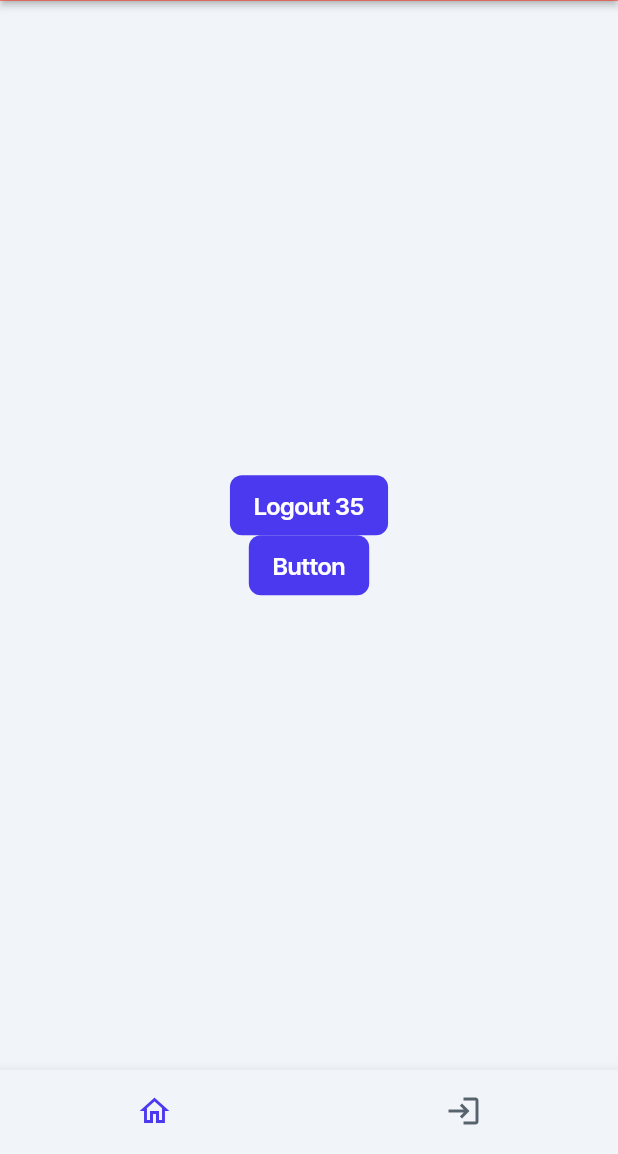
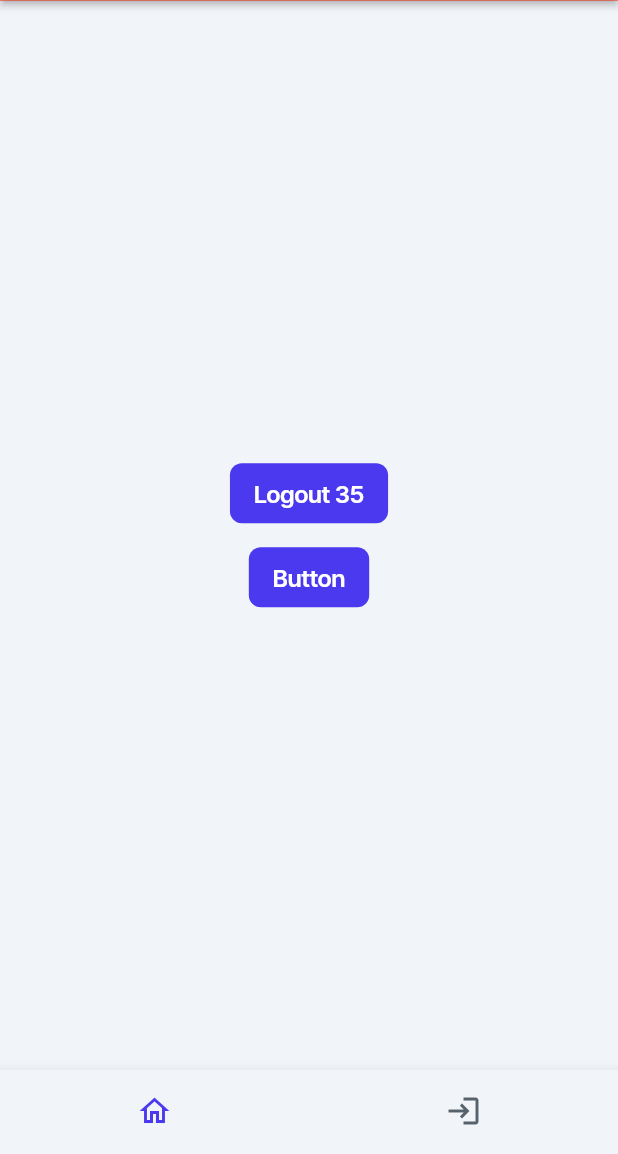
Before and after one commit to ffhr/FlutterFlowBenchmark, a Flutter app: the screen it shows once a user with an empty profile is signed in, on a phone screen of 412 x 824 dp, the part 82-1236 px from its top. Run offline on Flutter 3.47's test engine with Material 3 defaults, Android fonts, the phone set to English and light mode, and no system bars; drawn by our look-alikes of auto_size_text; our stand-ins replace firebase_auth, firebase_core, font_awesome_flutter, from_css_color, go_router, google_fonts and 6 more; missing offline and left inert: json_path; accounts and stored records are empty; statements that could not run were skipped.

Commit message:
Updating to latest FlutterFlow output.

```diff
--- a/lib/pages/home_page/home_page_widget.dart
+++ b/lib/pages/home_page/home_page_widget.dart
@@ -115,7 +115,7 @@ class _HomePageWidgetState extends State<HomePageWidget> {
                     borderRadius: BorderRadius.circular(8.0),
                   ),
                 ),
-              ],
+              ].divide(SizedBox(height: 16.0)),
             ),
           ),
         ),
```
